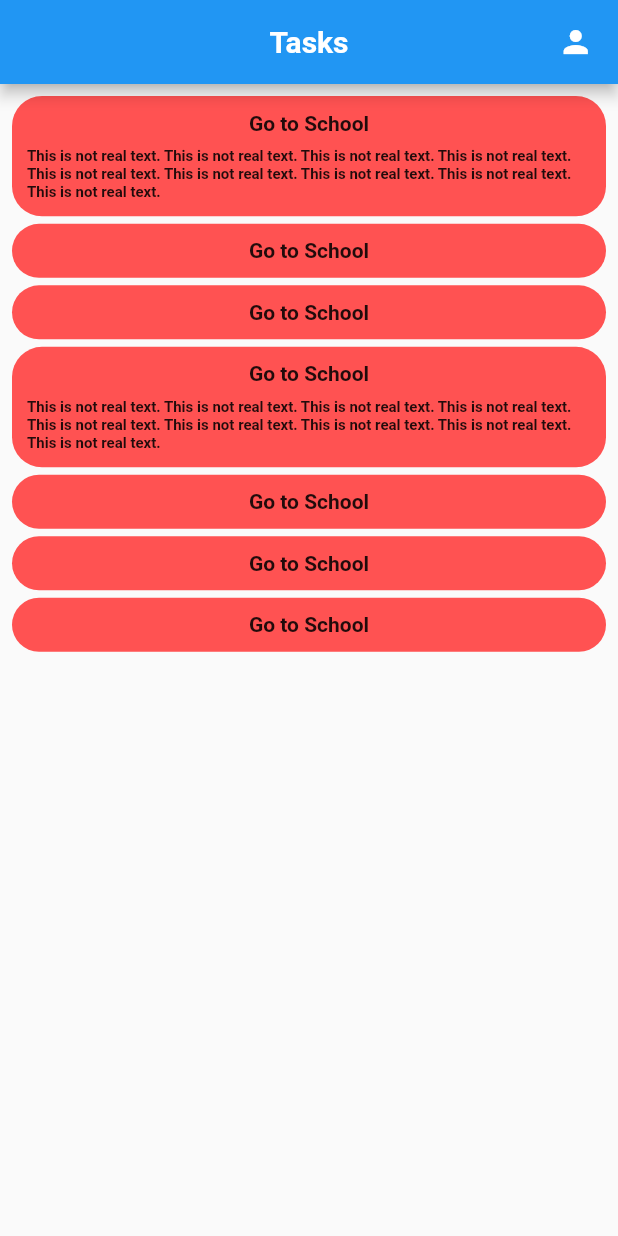
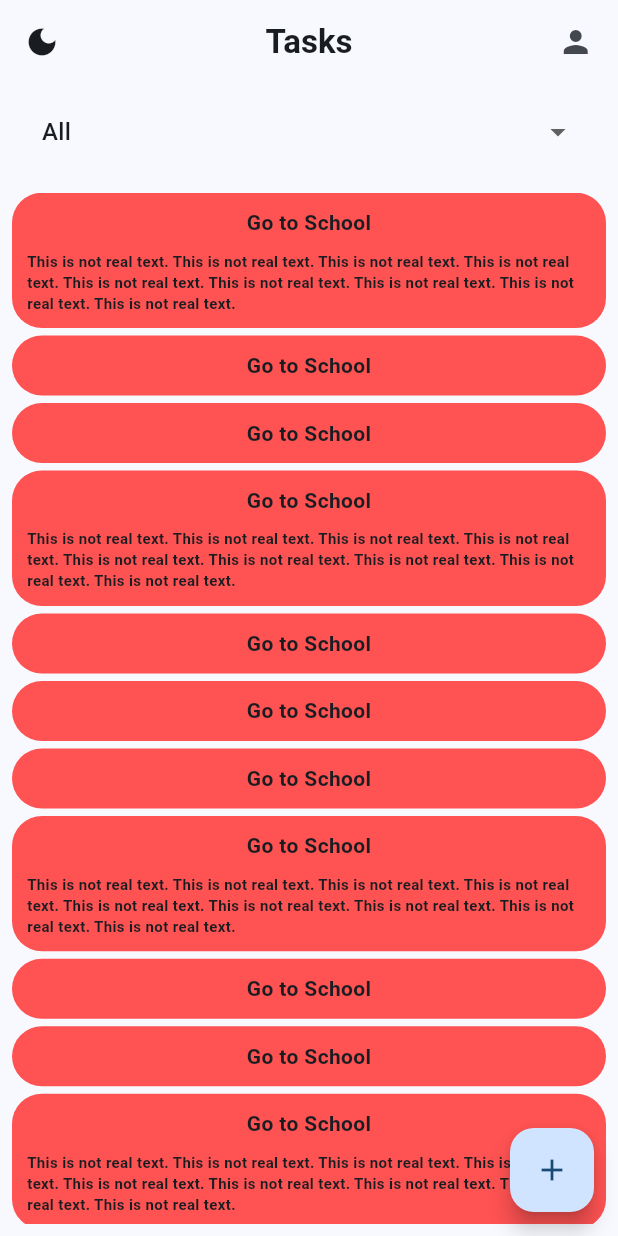
Before and after one commit to AhmedEl-Shamy/to_do_app, a Flutter app: the screen it shows after launch, on a phone screen of 412 x 824 dp. Run offline on Flutter 3.47's test engine with Material 2 defaults, Android fonts, the phone set to English and light mode, and no system bars; our stand-ins replace flutter_bloc.

Commit message:
add light and dark themes

```diff
--- a/lib/Cubits/task_cubit/task_cubit.dart
+++ b/lib/Cubits/task_cubit/task_cubit.dart
@@ -6,7 +6,7 @@ part 'task_state.dart';
 class TaskCubit extends Cubit<TaskState> {
   TaskCubit() : super(TaskInitial());
   late List<Task> tasks;
-
+  String tasksOption = 'all';
   void setNewTask(){}
 
   void getTasks(){
@@ -14,6 +14,10 @@ class TaskCubit extends Cubit<TaskState> {
     emit(TaskUpdated());
   }
 
+  void changeTaskOption (String? value) {
+    tasksOption = value!;
+    emit(TasksOptionChanged());
+  }
   void deleteTasks(){}
 
   void editTask(){}
--- a/lib/Cubits/task_cubit/task_state.dart
+++ b/lib/Cubits/task_cubit/task_state.dart
@@ -4,3 +4,4 @@ sealed class TaskState {}
 
 final class TaskInitial extends TaskState {}
 final class TaskUpdated extends TaskState {}
+final class TasksOptionChanged extends TaskState {}
--- a/lib/Cubits/theme_cubit/theme_cubit.dart
+++ b/lib/Cubits/theme_cubit/theme_cubit.dart
@@ -4,9 +4,9 @@ part 'theme_state.dart';
 
 class ThemeCubit extends Cubit<ThemeState> {
   ThemeCubit() : super(ThemeChanged());
-  String currentTheme = 'system';
-
-  void changeTheme(String theme){
+  bool isDark = false;
+  void changeTheme(){
+    isDark = !isDark;
     emit(ThemeChanged());
   }
 }
--- a/lib/Models/config.dart
+++ b/lib/Models/config.dart
@@ -25,4 +25,24 @@ List<Task> constTasks = [
   Task(name: 'Go to School',),
   Task(name: 'Go to School',),
   Task(name: 'Go to School',),
+  Task(name: 'Go to School', note: 'This is not real text. This is not real text. This is not real text. This is not real text. This is not real text. This is not real text. This is not real text. This is not real text. This is not real text.'),
+  Task(name: 'Go to School',),
+  Task(name: 'Go to School',),
+  Task(name: 'Go to School', note: 'This is not real text. This is not real text. This is not real text. This is not real text. This is not real text. This is not real text. This is not real text. This is not real text. This is not real text.'),
+  Task(name: 'Go to School',),
+  Task(name: 'Go to School',),
+  Task(name: 'Go to School',),
+  Task(name: 'Go to School', note: 'This is not real text. This is not real text. This is not real text. This is not real text. This is not real text. This is not real text. This is not real text. This is not real text. This is not real text.'),
+  Task(name: 'Go to School',),
+  Task(name: 'Go to School',),
+  Task(name: 'Go to School', note: 'This is not real text. This is not real text. This is not real text. This is not real text. This is not real text. This is not real text. This is not real text. This is not real text. This is not real text.'),
+  Task(name: 'Go to School',),
+  Task(name: 'Go to School',),
+  Task(name: 'Go to School',),
 ];
+
+class ThemeColors {
+  static final ColorScheme lightScheme = ColorScheme.fromSeed(seedColor: Colors.blue, brightness: Brightness.light);
+  static final ColorScheme darkScheme = ColorScheme.fromSeed(seedColor: Colors.blue, brightness: Brightness.dark);
+
+}
--- a/lib/UI/home.dart
+++ b/lib/UI/home.dart
@@ -4,6 +4,7 @@ import 'package:flutter_bloc/flutter_bloc.dart';
 import '../Cubits/theme_cubit/theme_cubit.dart';
 import '../Cubits/task_cubit/task_cubit.dart';
 import '../Widgets/task_widget.dart';
+import '../Widgets/add_task_widget.dart';
 
 class HomePage extends StatelessWidget {
   const HomePage({super.key});
@@ -23,6 +24,12 @@ class HomePage extends StatelessWidget {
                   fontWeight: FontWeight.bold,
                 ),
               ),
+              leading: IconButton(
+                onPressed: BlocProvider.of<ThemeCubit>(context).changeTheme,
+                icon: (!BlocProvider.of<ThemeCubit>(context).isDark)
+                    ? const Icon(Icons.dark_mode_sharp)
+                    : const Icon(Icons.light_mode_sharp),
+              ),
               actions: [
                 IconButton(
                   onPressed: () {},
@@ -34,11 +41,36 @@ class HomePage extends StatelessWidget {
               ],
               centerTitle: true,
             ),
+            floatingActionButton: FloatingActionButton(
+              onPressed: () => showDialog(
+                context: context,
+                builder: (context) => AddTaskWidget(),
+              ),
+              child: const Icon(Icons.add),
+            ),
             body: Padding(
               padding: const EdgeInsets.all(8.0),
               child: BlocBuilder<TaskCubit, TaskState>(
                 builder: (context, state) {
-                  return ListView(
+                  return Column(
+                    children: [
+                      DropdownButton(
+                        padding: const EdgeInsets.symmetric(horizontal: 20),
+                        underline: const SizedBox(),
+                        borderRadius: BorderRadius.circular(20),
+                        isExpanded: true,
+                        focusColor: Colors.transparent,
+                        value: BlocProvider.of<TaskCubit>(context).tasksOption,
+                        items: const [
+                          DropdownMenuItem(value: 'all',child: Text('All'),),
+                          DropdownMenuItem(value: 'day',child: Text('Day'),),
+                          DropdownMenuItem(value: 'custom',child: Text('Custom'),),
+                        ],
+                        onChanged: BlocProvider.of<TaskCubit>(context).changeTaskOption,
+                      ),
+                      SizedBox(height: SizeConfig.heightBlock * 2,),
+                      Expanded(
+                        child: ListView(
                           children: BlocProvider.of<TaskCubit>(context)
                               .tasks
                               .map(
@@ -52,6 +84,9 @@ class HomePage extends StatelessWidget {
                                 ),
                               )
                               .toList(),
+                        ),
+                      ),
+                    ],
                   );
                 },
               ),
--- a/lib/main.dart
+++ b/lib/main.dart
@@ -1,6 +1,7 @@
 import 'package:flutter/material.dart';
 import 'package:flutter_bloc/flutter_bloc.dart';
 import 'package:to_do/Cubits/theme_cubit/theme_cubit.dart';
+import 'package:to_do/Models/config.dart';
 import 'Cubits/task_cubit/task_cubit.dart';
 import 'UI/home.dart';
 
@@ -9,22 +10,34 @@ void main() => runApp(MultiBlocProvider(
         BlocProvider(create: (context) => ThemeCubit()),
         BlocProvider(create: (context) => TaskCubit()),
       ],
-  child: const  ToDoApp(),
+      child: const ToDoApp(),
     ));
 
 class ToDoApp extends StatelessWidget {
   const ToDoApp({super.key});
   @override
   Widget build(BuildContext context) {
+    return BlocBuilder<ThemeCubit, ThemeState>(
+      builder: (context, state) {
         return MaterialApp(
           title: 'ToDo App',
           debugShowCheckedModeBanner: false,
           theme: ThemeData(
-        primarySwatch: Colors.blue,
-        // colorScheme: ColorScheme.fromSeed(seedColor: Colors.deepPurple,),
-        useMaterial3: false,
+            brightness: Brightness.light,
+            colorScheme: ThemeColors.lightScheme,
+            useMaterial3: true,
           ),
+          darkTheme: ThemeData(
+            brightness: Brightness.dark,
+            colorScheme: ThemeColors.darkScheme,
+            useMaterial3: true,
+          ),
+          themeMode: (BlocProvider.of<ThemeCubit>(context).isDark)
+              ? ThemeMode.dark
+              : ThemeMode.light,
           home: const HomePage(),
+        );
+      },
     );
   }
 }
```
Also changed, not shown: lib/Widgets/add_task_widget.dart (added, +58 -0 lines), lib/Widgets/task_widget.dart (+6 -2 lines). Lines whose indentation alone changed are shown as unchanged.
